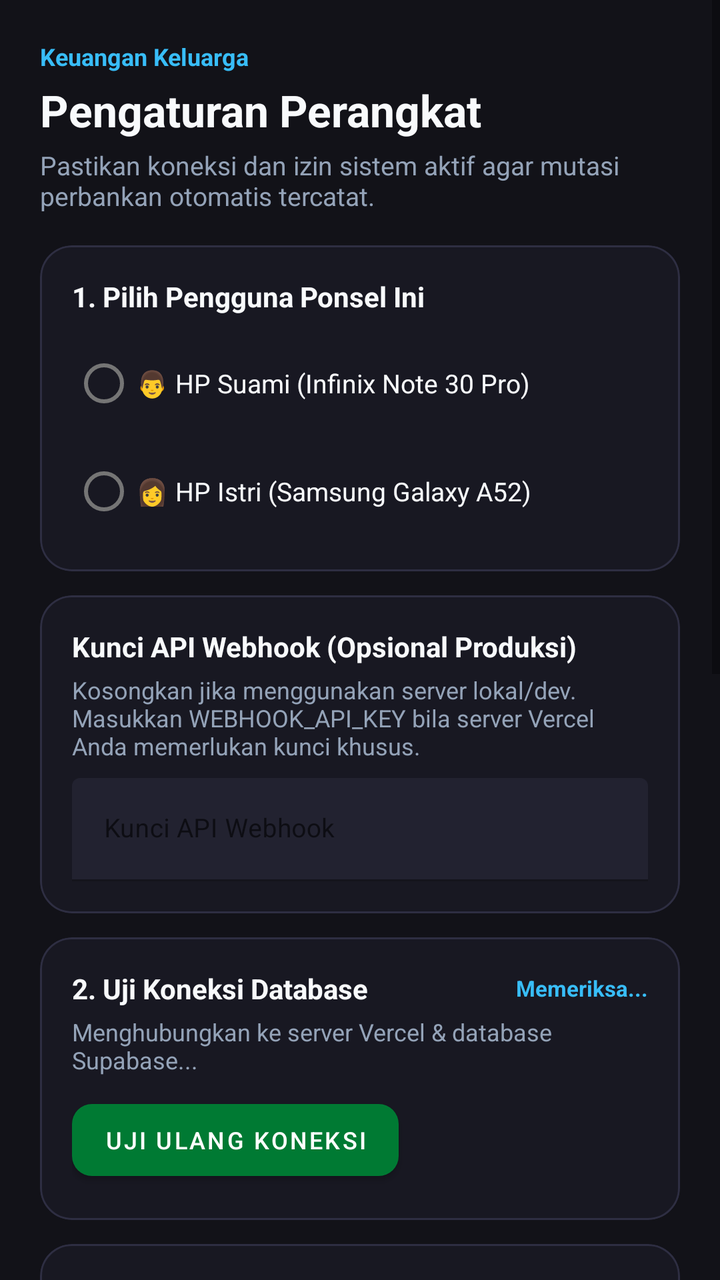
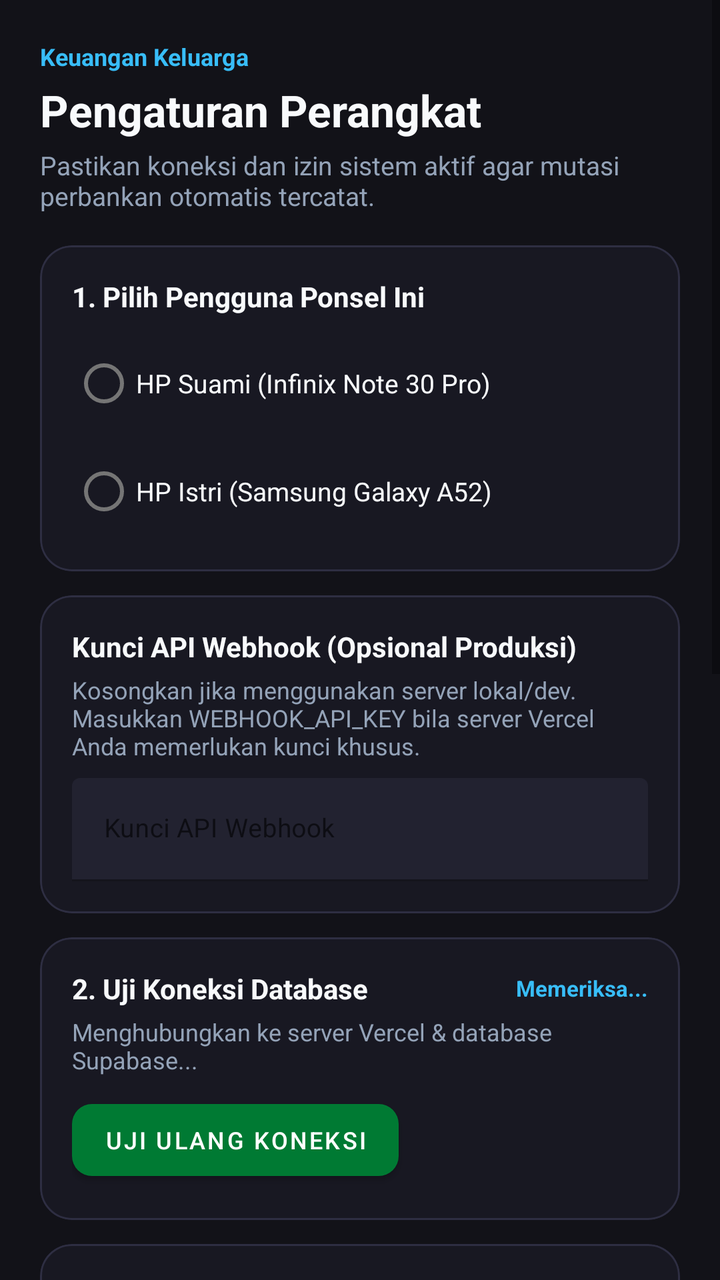

An Android layout rendered at two revisions. The XML below is the earlier revision; the diff shows what the commit changed to produce the second picture.
<!-- AndroidManifest.xml: application theme Theme.KeuanganKeluarga -->
<!-- res/layout/activity_onboarding.xml -->
<?xml version="1.0" encoding="utf-8"?>
<ScrollView xmlns:android="http://schemas.android.com/apk/res/android"
    xmlns:app="http://schemas.android.com/apk/res-auto"
    android:layout_width="match_parent"
    android:layout_height="match_parent"
    android:background="@color/bg_dark"
    android:fillViewport="true">

    <LinearLayout
        android:layout_width="match_parent"
        android:layout_height="wrap_content"
        android:orientation="vertical"
        android:padding="20dp">

        
        <TextView
            android:layout_width="wrap_content"
            android:layout_height="wrap_content"
            android:text="Keuangan Keluarga"
            android:textColor="@color/accent"
            android:textSize="12sp"
            android:textStyle="bold" />

        <TextView
            android:layout_width="wrap_content"
            android:layout_height="wrap_content"
            android:layout_marginTop="4dp"
            android:text="Pengaturan Perangkat"
            android:textColor="@color/text_main_dark"
            android:textSize="22sp"
            android:textStyle="bold" />

        <TextView
            android:layout_width="wrap_content"
            android:layout_height="wrap_content"
            android:layout_marginTop="4dp"
            android:text="Pastikan koneksi dan izin sistem aktif agar mutasi perbankan otomatis tercatat."
            android:textColor="@color/text_muted_dark"
            android:textSize="13sp" />

        
        <com.google.android.material.card.MaterialCardView
            android:layout_width="match_parent"
            android:layout_height="wrap_content"
            android:layout_marginTop="16dp"
            app:cardBackgroundColor="@color/surface_dark"
            app:cardCornerRadius="16dp"
            app:cardElevation="0dp"
            app:strokeColor="@color/border_dark"
            app:strokeWidth="1dp">

            <LinearLayout
                android:layout_width="match_parent"
                android:layout_height="wrap_content"
                android:orientation="vertical"
                android:padding="16dp">

                <TextView
                    android:layout_width="wrap_content"
                    android:layout_height="wrap_content"
                    android:text="1. Pilih Pengguna Ponsel Ini"
                    android:textColor="@color/text_main_dark"
                    android:textSize="14sp"
                    android:textStyle="bold" />

                <RadioGroup
                    android:id="@+id/rgProfile"
                    android:layout_width="match_parent"
                    android:layout_height="wrap_content"
                    android:layout_marginTop="10dp">

                    <RadioButton
                        android:id="@+id/rbSuami"
                        android:layout_width="match_parent"
                        android:layout_height="wrap_content"
                        android:text="👨 HP Suami (Infinix Note 30 Pro)"
                        android:textColor="@color/text_main_dark"
                        android:textSize="13sp" />

                    <RadioButton
                        android:id="@+id/rbIstri"
                        android:layout_width="match_parent"
                        android:layout_height="wrap_content"
                        android:layout_marginTop="6dp"
                        android:text="👩 HP Istri (Samsung Galaxy A52)"
                        android:textColor="@color/text_main_dark"
                        android:textSize="13sp" />
                </RadioGroup>
            </LinearLayout>
        </com.google.android.material.card.MaterialCardView>

        
        <com.google.android.material.card.MaterialCardView
            android:layout_width="match_parent"
            android:layout_height="wrap_content"
            android:layout_marginTop="12dp"
            app:cardBackgroundColor="@color/surface_dark"
            app:cardCornerRadius="16dp"
            app:cardElevation="0dp"
            app:strokeColor="@color/border_dark"
            app:strokeWidth="1dp">

            <LinearLayout
                android:layout_width="match_parent"
                android:layout_height="wrap_content"
                android:orientation="vertical"
                android:padding="16dp">

                <TextView
                    android:layout_width="wrap_content"
                    android:layout_height="wrap_content"
                    android:text="Kunci API Webhook (Opsional Produksi)"
                    android:textColor="@color/text_main_dark"
                    android:textSize="14sp"
                    android:textStyle="bold" />

                <TextView
                    android:layout_width="wrap_content"
                    android:layout_height="wrap_content"
                    android:layout_marginTop="4dp"
                    android:text="Kosongkan jika menggunakan server lokal/dev. Masukkan WEBHOOK_API_KEY bila server Vercel Anda memerlukan kunci khusus."
                    android:textColor="@color/text_muted_dark"
                    android:textSize="12sp" />

                <com.google.android.material.textfield.TextInputLayout
                    android:id="@+id/tilApiKey"
                    android:layout_width="match_parent"
                    android:layout_height="wrap_content"
                    android:layout_marginTop="8dp"
                    android:hint="Kunci API Webhook"
                    app:boxBackgroundColor="@color/surface_2_dark"
                    app:boxStrokeColor="@color/primary"
                    app:hintTextColor="@color/accent">

                    <com.google.android.material.textfield.TextInputEditText
                        android:id="@+id/etApiKey"
                        android:layout_width="match_parent"
                        android:layout_height="wrap_content"
                        android:inputType="textPassword"
                        android:textColor="@color/text_main_dark"
                        android:textSize="13sp" />
                </com.google.android.material.textfield.TextInputLayout>
            </LinearLayout>
        </com.google.android.material.card.MaterialCardView>

        
        <com.google.android.material.card.MaterialCardView
            android:layout_width="match_parent"
            android:layout_height="wrap_content"
            android:layout_marginTop="12dp"
            app:cardBackgroundColor="@color/surface_dark"
            app:cardCornerRadius="16dp"
            app:cardElevation="0dp"
            app:strokeColor="@color/border_dark"
            app:strokeWidth="1dp">

            <LinearLayout
                android:layout_width="match_parent"
                android:layout_height="wrap_content"
                android:orientation="vertical"
                android:padding="16dp">

                <LinearLayout
                    android:layout_width="match_parent"
                    android:layout_height="wrap_content"
                    android:gravity="center_vertical"
                    android:orientation="horizontal">

                    <TextView
                        android:layout_width="0dp"
                        android:layout_height="wrap_content"
                        android:layout_weight="1"
                        android:text="2. Uji Koneksi Database"
                        android:textColor="@color/text_main_dark"
                        android:textSize="14sp"
                        android:textStyle="bold" />

                    <TextView
                        android:id="@+id/tvHandshakeStatus"
                        android:layout_width="wrap_content"
                        android:layout_height="wrap_content"
                        android:text="Memeriksa..."
                        android:textColor="@color/accent"
                        android:textSize="11sp"
                        android:textStyle="bold" />
                </LinearLayout>

                <TextView
                    android:id="@+id/tvHandshakeDesc"
                    android:layout_width="wrap_content"
                    android:layout_height="wrap_content"
                    android:layout_marginTop="4dp"
                    android:text="Menghubungkan ke server Vercel &amp; database Supabase..."
                    android:textColor="@color/text_muted_dark"
                    android:textSize="12sp" />

                <com.google.android.material.button.MaterialButton
                    android:id="@+id/btnRetryHandshake"
                    android:layout_width="wrap_content"
                    android:layout_height="wrap_content"
                    android:layout_marginTop="8dp"
                    android:text="Uji Ulang Koneksi"
                    android:textSize="12sp"
                    app:cornerRadius="10dp" />
            </LinearLayout>
        </com.google.android.material.card.MaterialCardView>

        
        <com.google.android.material.card.MaterialCardView
            android:layout_width="match_parent"
            android:layout_height="wrap_content"
            android:layout_marginTop="12dp"
            app:cardBackgroundColor="@color/surface_dark"
            app:cardCornerRadius="16dp"
            app:cardElevation="0dp"
            app:strokeColor="@color/border_dark"
            app:strokeWidth="1dp">

            <LinearLayout
                android:layout_width="match_parent"
                android:layout_height="wrap_content"
                android:orientation="vertical"
                android:padding="16dp">

                <LinearLayout
                    android:layout_width="match_parent"
                    android:layout_height="wrap_content"
                    android:gravity="center_vertical"
                    android:orientation="horizontal">

                    <TextView
                        android:layout_width="0dp"
                        android:layout_height="wrap_content"
                        android:layout_weight="1"
                        android:text="3. Izin Akses Notifikasi"
                        android:textColor="@color/text_main_dark"
                        android:textSize="14sp"
                        android:textStyle="bold" />

                    <TextView
                        android:id="@+id/tvNotifPermissionStatus"
                        android:layout_width="wrap_content"
                        android:layout_height="wrap_content"
                        android:text="Belum Aktif"
                        android:textColor="@color/expense_red"
                        android:textSize="11sp"
                        android:textStyle="bold" />
                </LinearLayout>

                <TextView
                    android:layout_width="wrap_content"
                    android:layout_height="wrap_content"
                    android:layout_marginTop="4dp"
                    android:text="Wajib diaktifkan agar aplikasi dapat membaca mutasi Bank &amp; E-Wallet saat transaksi terjadi."
                    android:textColor="@color/text_muted_dark"
                    android:textSize="12sp" />

                <com.google.android.material.button.MaterialButton
                    android:id="@+id/btnOpenNotifSettings"
                    android:layout_width="wrap_content"
                    android:layout_height="wrap_content"
                    android:layout_marginTop="8dp"
                    android:text="Buka Pengaturan Notifikasi"
                    android:textSize="12sp"
                    app:cornerRadius="10dp" />
            </LinearLayout>
        </com.google.android.material.card.MaterialCardView>

        
        <com.google.android.material.card.MaterialCardView
            android:layout_width="match_parent"
            android:layout_height="wrap_content"
            android:layout_marginTop="12dp"
            app:cardBackgroundColor="@color/surface_dark"
            app:cardCornerRadius="16dp"
            app:cardElevation="0dp"
            app:strokeColor="@color/border_dark"
            app:strokeWidth="1dp">

            <LinearLayout
                android:layout_width="match_parent"
                android:layout_height="wrap_content"
                android:orientation="vertical"
                android:padding="16dp">

                <LinearLayout
                    android:layout_width="match_parent"
                    android:layout_height="wrap_content"
                    android:gravity="center_vertical"
                    android:orientation="horizontal">

                    <TextView
                        android:layout_width="0dp"
                        android:layout_height="wrap_content"
                        android:layout_weight="1"
                        android:text="4. Izin Baterai Latar Belakang"
                        android:textColor="@color/text_main_dark"
                        android:textSize="14sp"
                        android:textStyle="bold" />

                    <TextView
                        android:id="@+id/tvBatteryStatus"
                        android:layout_width="wrap_content"
                        android:layout_height="wrap_content"
                        android:text="Belum Aktif"
                        android:textColor="@color/expense_red"
                        android:textSize="11sp"
                        android:textStyle="bold" />
                </LinearLayout>

                <TextView
                    android:layout_width="wrap_content"
                    android:layout_height="wrap_content"
                    android:layout_marginTop="4dp"
                    android:text="Mencegah sistem Infinix XOS / Samsung One UI mematikan aplikasi saat layar ponsel mati."
                    android:textColor="@color/text_muted_dark"
                    android:textSize="12sp" />

                <com.google.android.material.button.MaterialButton
                    android:id="@+id/btnOpenBatterySettings"
                    android:layout_width="wrap_content"
                    android:layout_height="wrap_content"
                    android:layout_marginTop="8dp"
                    android:text="Izinkan Tanpa Batas Baterai"
                    android:textSize="12sp"
                    app:cornerRadius="10dp" />
            </LinearLayout>
        </com.google.android.material.card.MaterialCardView>

        
        <com.google.android.material.card.MaterialCardView
            android:id="@+id/cardAutoStart"
            android:layout_width="match_parent"
            android:layout_height="wrap_content"
            android:layout_marginTop="12dp"
            app:cardBackgroundColor="@color/surface_dark"
            app:cardCornerRadius="16dp"
            app:cardElevation="0dp"
            app:strokeColor="@color/border_dark"
            app:strokeWidth="1dp">

            <LinearLayout
                android:layout_width="match_parent"
                android:layout_height="wrap_content"
                android:orientation="vertical"
                android:padding="16dp">

                <TextView
                    android:layout_width="wrap_content"
                    android:layout_height="wrap_content"
                    android:text="5. Auto-Start &amp; Kunci Aplikasi (Infinix XOS)"
                    android:textColor="@color/text_main_dark"
                    android:textSize="14sp"
                    android:textStyle="bold" />

                <TextView
                    android:layout_width="wrap_content"
                    android:layout_height="wrap_content"
                    android:layout_marginTop="4dp"
                    android:text="Khusus Infinix Note 30 Pro (XOS): Aktifkan Auto-Start di Phone Master dan kunci aplikasi dengan ikon gembok di Recent Apps agar penangkap notifikasi tidak dibekukan."
                    android:textColor="@color/text_muted_dark"
                    android:textSize="12sp" />

                <com.google.android.material.button.MaterialButton
                    android:id="@+id/btnOpenAutoStart"
                    android:layout_width="wrap_content"
                    android:layout_height="wrap_content"
                    android:layout_marginTop="8dp"
                    android:text="Buka Phone Master / Auto-Start"
                    android:textSize="12sp"
                    app:cornerRadius="10dp" />
            </LinearLayout>
        </com.google.android.material.card.MaterialCardView>

        
        <com.google.android.material.button.MaterialButton
            android:id="@+id/btnFinishOnboarding"
            android:layout_width="match_parent"
            android:layout_height="54dp"
            android:layout_marginTop="20dp"
            android:layout_marginBottom="24dp"
            android:text="Selesai &amp; Buka Dasbor"
            android:textSize="14sp"
            android:textStyle="bold"
            app:backgroundTint="@color/primary"
            app:cornerRadius="14dp" />

    </LinearLayout>

</ScrollView>
<!-- resources referenced by this layout -->
<resources>
  <color name="accent">#38bdf8</color>
  <color name="bg_dark">#121218</color>
  <color name="border_dark">#2e2e42</color>
  <color name="expense_red">#dc3545</color>
  <color name="primary">#007a33</color>
  <color name="surface_2_dark">#222230</color>
  <color name="surface_dark">#181822</color>
  <color name="text_main_dark">#f8fafc</color>
  <color name="text_muted_dark">#94a3b8</color>
  <style name="Theme.KeuanganKeluarga" parent="Theme.MaterialComponents.DayNight.NoActionBar">
          <item name="colorPrimary">@color/primary</item>
          <item name="colorPrimaryVariant">@color/primary_dark</item>
          <item name="colorOnPrimary">#ffffff</item>
          <item name="android:statusBarColor">@color/bg_dark</item>
          <item name="android:navigationBarColor">@color/bg_dark</item>
          <item name="android:windowBackground">@color/bg_dark</item>
      </style>
  <color name="primary_dark">#005a26</color>
</resources>

<!-- the commit's change to res/layout/activity_onboarding.xml (unified diff, before → after) -->
@@ -73,7 +73,7 @@
                         android:id="@+id/rbSuami"
                         android:layout_width="match_parent"
                         android:layout_height="wrap_content"
-                        android:text="👨 HP Suami (Infinix Note 30 Pro)"
+                        android:text="HP Suami (Infinix Note 30 Pro)"
                         android:textColor="@color/text_main_dark"
                         android:textSize="13sp" />
 
@@ -82,7 +82,7 @@
                         android:layout_width="match_parent"
                         android:layout_height="wrap_content"
                         android:layout_marginTop="6dp"
-                        android:text="👩 HP Istri (Samsung Galaxy A52)"
+                        android:text="HP Istri (Samsung Galaxy A52)"
                         android:textColor="@color/text_main_dark"
                         android:textSize="13sp" />
                 </RadioGroup>
